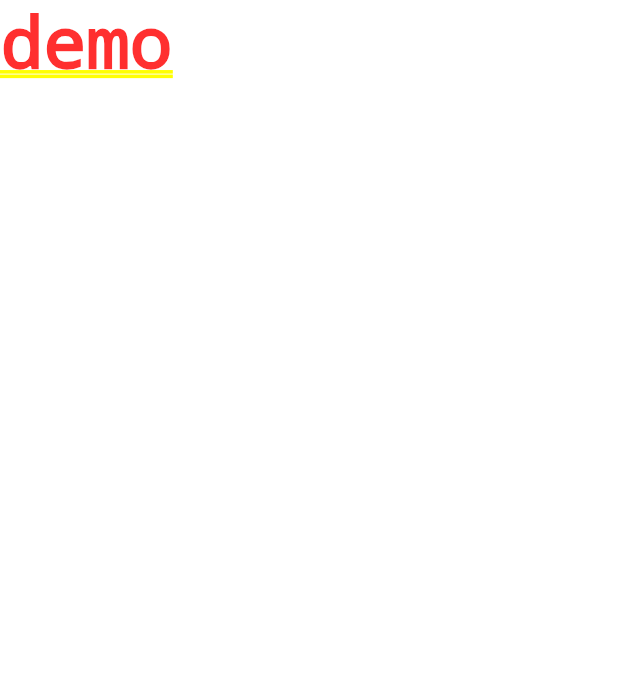
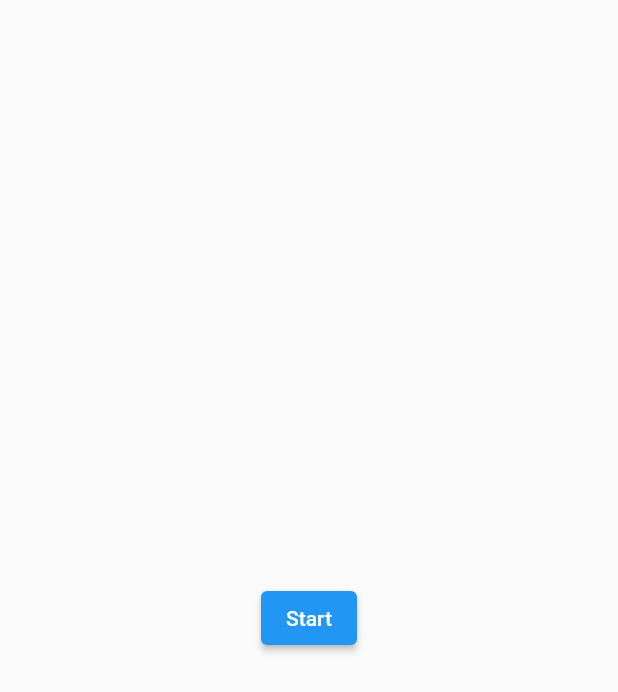
Before and after one commit to dondavide04/mines, a Flutter app: the screen it shows after launch, on a phone screen of 412 x 824 dp. Shown: the top 692 px of the screen. Run offline on Flutter 3.47's test engine with Material 2 defaults, Android fonts, the phone set to English and light mode, and no system bars.

Commit message:
add simple home page

```diff
--- /dev/null
+++ b/lib/home.dart
@@ -0,0 +1,15 @@
+import 'package:flutter/material.dart';
+
+class Home extends StatelessWidget {
+  const Home({Key? key}) : super(key: key);
+
+  @override
+  Widget build(BuildContext context) {
+    return Scaffold(
+        body: Center(
+            widthFactor: double.infinity,
+            heightFactor: double.infinity,
+            child:
+                ElevatedButton(child: const Text('Start'), onPressed: () {})));
+  }
+}
--- a/lib/main.dart
+++ b/lib/main.dart
@@ -1,4 +1,5 @@
 import 'package:flutter/material.dart';
+import 'package:mines/home.dart';
 
 void main() {
   runApp(const App());
@@ -7,15 +8,12 @@ void main() {
 class App extends StatelessWidget {
   const App({Key? key}) : super(key: key);
 
-  // This widget is the root of your application.
   @override
   Widget build(BuildContext context) {
     return MaterialApp(
       title: 'Mines',
-      theme: ThemeData(
-        primarySwatch: Colors.green,
-      ),
-      home: const Text('demo'),
+      initialRoute: '/',
+      routes: {'/': (_) => const Home()},
     );
   }
 }
```
